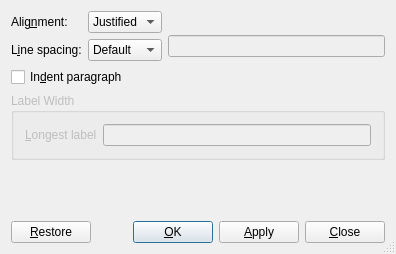
Old version of the form src/frontends/qt4/ui/QParagraphUi.ui in the repository cburschka/lyx.
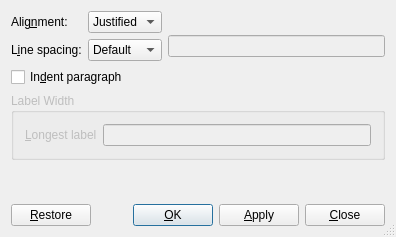
New version of the form.

Patch:
```diff
--- a/src/frontends/qt4/ui/QParagraphUi.ui
+++ b/src/frontends/qt4/ui/QParagraphUi.ui
@@ -9,7 +9,7 @@
     <x>0</x>
     <y>0</y>
     <width>396</width>
-    <height>254</height>
+    <height>237</height>
    </rect>
   </property>
   <property name="windowTitle" >
```
Left out of the diff: 5 changed lines with no effect on the pictures.
